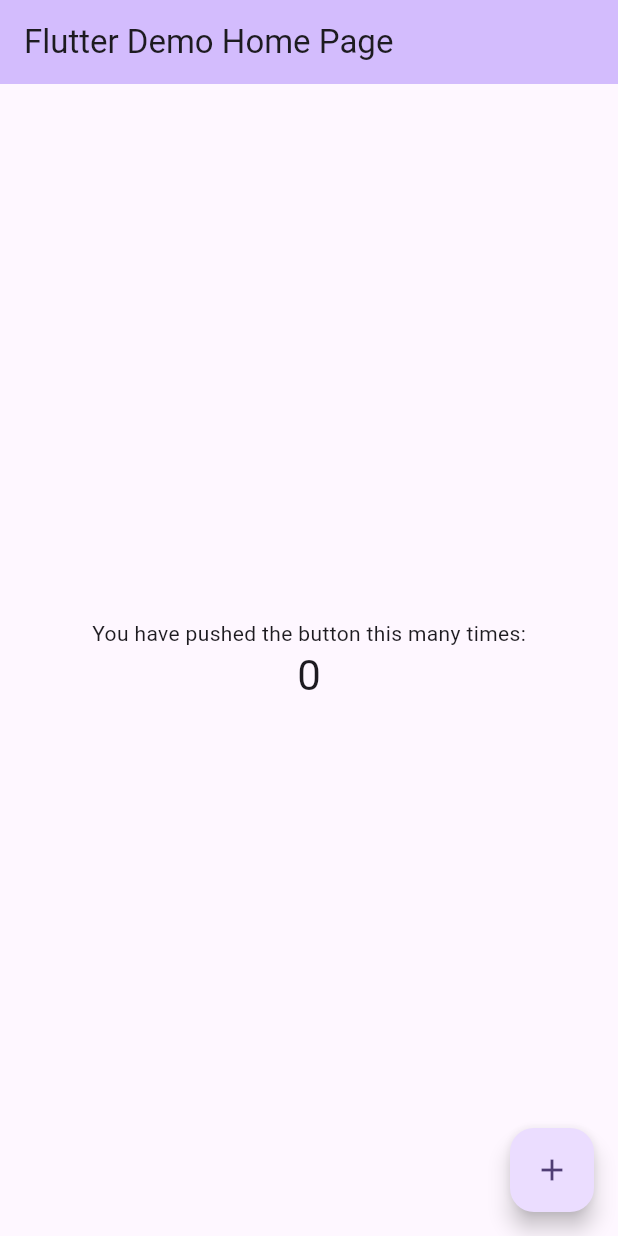
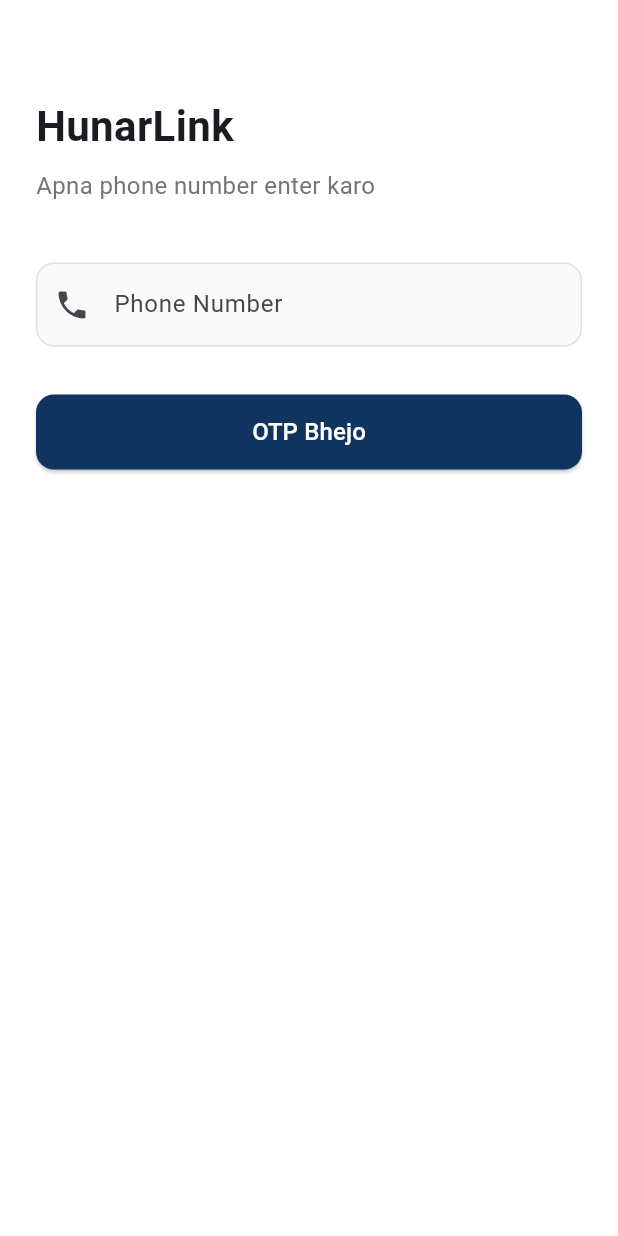
Before and after one commit to Adnanbalti/hunarlink-flutter, a Flutter app: the screen it shows after launch, on a phone screen of 412 x 824 dp. Run offline on Flutter 3.47's test engine with Material 3 defaults, Android fonts, the phone set to English and light mode, and no system bars; our stand-ins replace dio, flutter_secure_storage.

Commit message:
Flutter project setup, folder structure, models, API client, theme

```diff
--- /dev/null
+++ b/lib/features/auth/auth_service.dart
@@ -0,0 +1,29 @@
+import 'package:flutter_secure_storage/flutter_secure_storage.dart';
+import '../../core/api/api_client.dart';
+
+class AuthService {
+  static final _storage = FlutterSecureStorage();
+
+  static Future<void> sendOtp(String phone) async {
+    await ApiClient.dio.post('/auth/send-otp', data: {'phone': phone});
+  }
+
+  static Future<String> verifyOtp(String phone, String otp) async {
+    final response = await ApiClient.dio.post('/auth/verify-otp', data: {
+      'phone': phone,
+      'otp': otp,
+    });
+    final token = response.data['data']['token'];
+    await _storage.write(key: 'jwt_token', value: token);
+    return token;
+  }
+
+  static Future<void> logout() async {
+    await _storage.delete(key: 'jwt_token');
+  }
+
+  static Future<bool> isLoggedIn() async {
+    final token = await _storage.read(key: 'jwt_token');
+    return token != null;
+  }
+}
--- /dev/null
+++ b/lib/features/auth/phone_input_screen.dart
@@ -0,0 +1,93 @@
+import 'package:flutter/material.dart';
+import 'auth_service.dart';
+import 'otp_verify_screen.dart';
+
+class PhoneInputScreen extends StatefulWidget {
+  const PhoneInputScreen({super.key});
+
+  @override
+  State<PhoneInputScreen> createState() => _PhoneInputScreenState();
+}
+
+class _PhoneInputScreenState extends State<PhoneInputScreen> {
+  final _phoneController = TextEditingController();
+  bool _loading = false;
+  String? _error;
+
+  Future<void> _sendOtp() async {
+    final phone = _phoneController.text.trim();
+    if (phone.isEmpty || phone.length < 10) {
+      setState(() => _error = 'Valid phone number enter karo');
+      return;
+    }
+
+    setState(() { _loading = true; _error = null; });
+
+    try {
+      await AuthService.sendOtp(phone);
+      if (mounted) {
+        Navigator.push(context, MaterialPageRoute(
+          builder: (_) => OtpVerifyScreen(phone: phone),
+        ));
+      }
+    } catch (e) {
+      setState(() => _error = 'OTP send karne mein error. Backend check karo.');
+    } finally {
+      setState(() => _loading = false);
+    }
+  }
+
+  @override
+  Widget build(BuildContext context) {
+    return Scaffold(
+      backgroundColor: Colors.white,
+      body: SafeArea(
+        child: Padding(
+          padding: const EdgeInsets.all(24),
+          child: Column(
+            crossAxisAlignment: CrossAxisAlignment.start,
+            children: [
+              const SizedBox(height: 40),
+              const Text('HunarLink',
+                style: TextStyle(fontSize: 28, fontWeight: FontWeight.bold)),
+              const SizedBox(height: 8),
+              Text('Apna phone number enter karo',
+                style: TextStyle(fontSize: 16, color: Colors.grey.shade600)),
+              const SizedBox(height: 40),
+
+              TextField(
+                controller: _phoneController,
+                keyboardType: TextInputType.phone,
+                decoration: InputDecoration(
+                  labelText: 'Phone Number',
+                  hintText: '03001234567',
+                  prefixIcon: const Icon(Icons.phone),
+                ),
+              ),
+              const SizedBox(height: 12),
+
+              if (_error != null)
+                Container(
+                  padding: const EdgeInsets.all(12),
+                  decoration: BoxDecoration(
+                    color: Colors.red.shade50,
+                    borderRadius: BorderRadius.circular(8),
+                  ),
+                  child: Text(_error!,
+                    style: TextStyle(color: Colors.red.shade700, fontSize: 13)),
+                ),
+
+              const SizedBox(height: 20),
+              ElevatedButton(
+                onPressed: _loading ? null : _sendOtp,
+                child: _loading
+                  ? const CircularProgressIndicator(color: Colors.white)
+                  : const Text('OTP Bhejo', style: TextStyle(fontSize: 16)),
+              ),
+            ],
+          ),
+        ),
+      ),
+    );
+  }
+}
--- a/lib/main.dart
+++ b/lib/main.dart
@@ -1,122 +1,26 @@
 import 'package:flutter/material.dart';
+import 'core/theme/app_theme.dart';
+import 'features/auth/auth_service.dart';
+import 'features/auth/phone_input_screen.dart';
+import 'features/home/home_screen.dart';
 
-void main() {
-  runApp(const MyApp());
+void main() async {
+  WidgetsFlutterBinding.ensureInitialized();
+  final loggedIn = await AuthService.isLoggedIn();
+  runApp(MyApp(isLoggedIn: loggedIn));
 }
 
 class MyApp extends StatelessWidget {
-  const MyApp({super.key});
+  final bool isLoggedIn;
+  const MyApp({super.key, required this.isLoggedIn});
 
-  // This widget is the root of your application.
   @override
   Widget build(BuildContext context) {
     return MaterialApp(
-      title: 'Flutter Demo',
-      theme: ThemeData(
-        // This is the theme of your application.
-        //
-        // TRY THIS: Try running your application with "flutter run". You'll see
-        // the application has a purple toolbar. Then, without quitting the app,
-        // try changing the seedColor in the colorScheme below to Colors.green
-        // and then invoke "hot reload" (save your changes or press the "hot
-        // reload" button in a Flutter-supported IDE, or press "r" if you used
-        // the command line to start the app).
-        //
-        // Notice that the counter didn't reset back to zero; the application
-        // state is not lost during the reload. To reset the state, use hot
-        // restart instead.
-        //
-        // This works for code too, not just values: Most code changes can be
-        // tested with just a hot reload.
-        colorScheme: ColorScheme.fromSeed(seedColor: Colors.deepPurple),
-      ),
-      home: const MyHomePage(title: 'Flutter Demo Home Page'),
+      title: 'HunarLink',
+      debugShowCheckedModeBanner: false,
+      theme: AppTheme.theme,
+      home: isLoggedIn ? const HomeScreen() : const PhoneInputScreen(),
     );
   }
 }
-
-class MyHomePage extends StatefulWidget {
-  const MyHomePage({super.key, required this.title});
-
-  // This widget is the home page of your application. It is stateful, meaning
-  // that it has a State object (defined below) that contains fields that affect
-  // how it looks.
-
-  // This class is the configuration for the state. It holds the values (in this
-  // case the title) provided by the parent (in this case the App widget) and
-  // used by the build method of the State. Fields in a Widget subclass are
-  // always marked "final".
-
-  final String title;
-
-  @override
-  State<MyHomePage> createState() => _MyHomePageState();
-}
-
-class _MyHomePageState extends State<MyHomePage> {
-  int _counter = 0;
-
-  void _incrementCounter() {
-    setState(() {
-      // This call to setState tells the Flutter framework that something has
-      // changed in this State, which causes it to rerun the build method below
-      // so that the display can reflect the updated values. If we changed
-      // _counter without calling setState(), then the build method would not be
-      // called again, and so nothing would appear to happen.
-      _counter++;
-    });
-  }
-
-  @override
-  Widget build(BuildContext context) {
-    // This method is rerun every time setState is called, for instance as done
-    // by the _incrementCounter method above.
-    //
-    // The Flutter framework has been optimized to make rerunning build methods
-    // fast, so that you can just rebuild anything that needs updating rather
-    // than having to individually change instances of widgets.
-    return Scaffold(
-      appBar: AppBar(
-        // TRY THIS: Try changing the color here to a specific color (to
-        // Colors.amber, perhaps?) and trigger a hot reload to see the AppBar
-        // change color while the other colors stay the same.
-        backgroundColor: Theme.of(context).colorScheme.inversePrimary,
-        // Here we take the value from the MyHomePage object that was created by
-        // the App.build method, and use it to set our appbar title.
-        title: Text(widget.title),
-      ),
-      body: Center(
-        // Center is a layout widget. It takes a single child and positions it
-        // in the middle of the parent.
-        child: Column(
-          // Column is also a layout widget. It takes a list of children and
-          // arranges them vertically. By default, it sizes itself to fit its
-          // children horizontally, and tries to be as tall as its parent.
-          //
-          // Column has various properties to control how it sizes itself and
-          // how it positions its children. Here we use mainAxisAlignment to
-          // center the children vertically; the main axis here is the vertical
-          // axis because Columns are vertical (the cross axis would be
-          // horizontal).
-          //
-          // TRY THIS: Invoke "debug painting" (choose the "Toggle Debug Paint"
-          // action in the IDE, or press "p" in the console), to see the
-          // wireframe for each widget.
-          mainAxisAlignment: MainAxisAlignment.center,
-          children: <Widget>[
-            const Text('You have pushed the button this many times:'),
-            Text(
-              '$_counter',
-              style: Theme.of(context).textTheme.headlineMedium,
-            ),
-          ],
-        ),
-      ),
-      floatingActionButton: FloatingActionButton(
-        onPressed: _incrementCounter,
-        tooltip: 'Increment',
-        child: const Icon(Icons.add),
-      ), // This trailing comma makes auto-formatting nicer for build methods.
-    );
-  }
-}
```
Also changed, not shown: lib/features/auth/otp_verify_screen.dart (added, +97 -0 lines), lib/features/home/home_screen.dart (added, +35 -0 lines).
